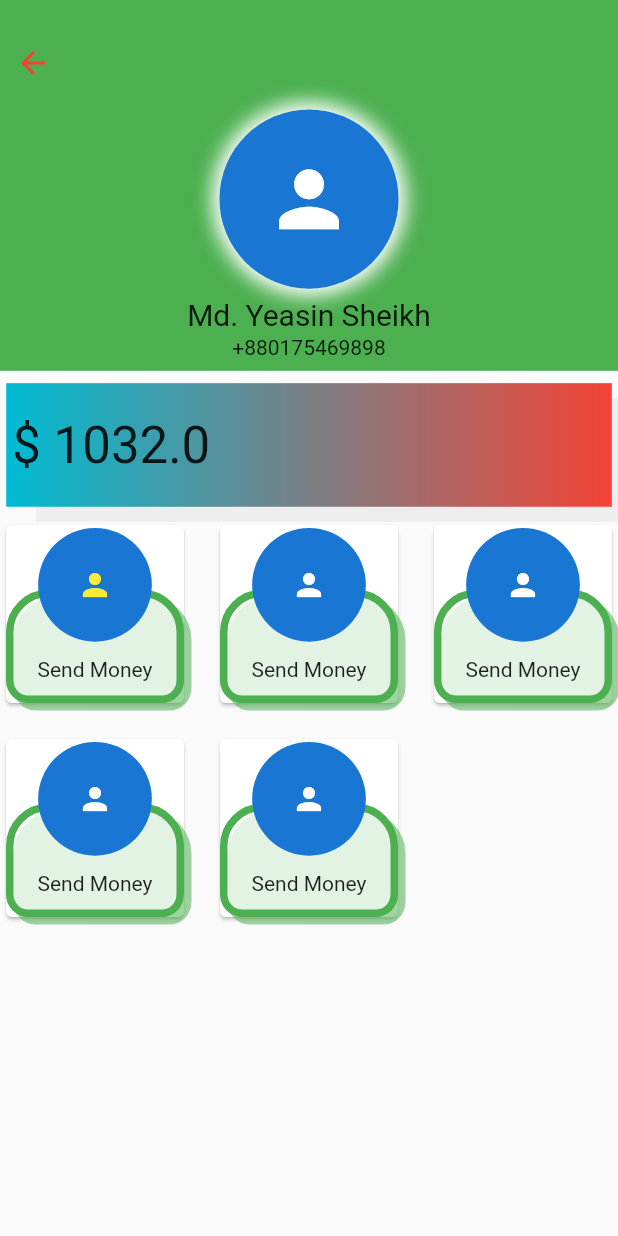
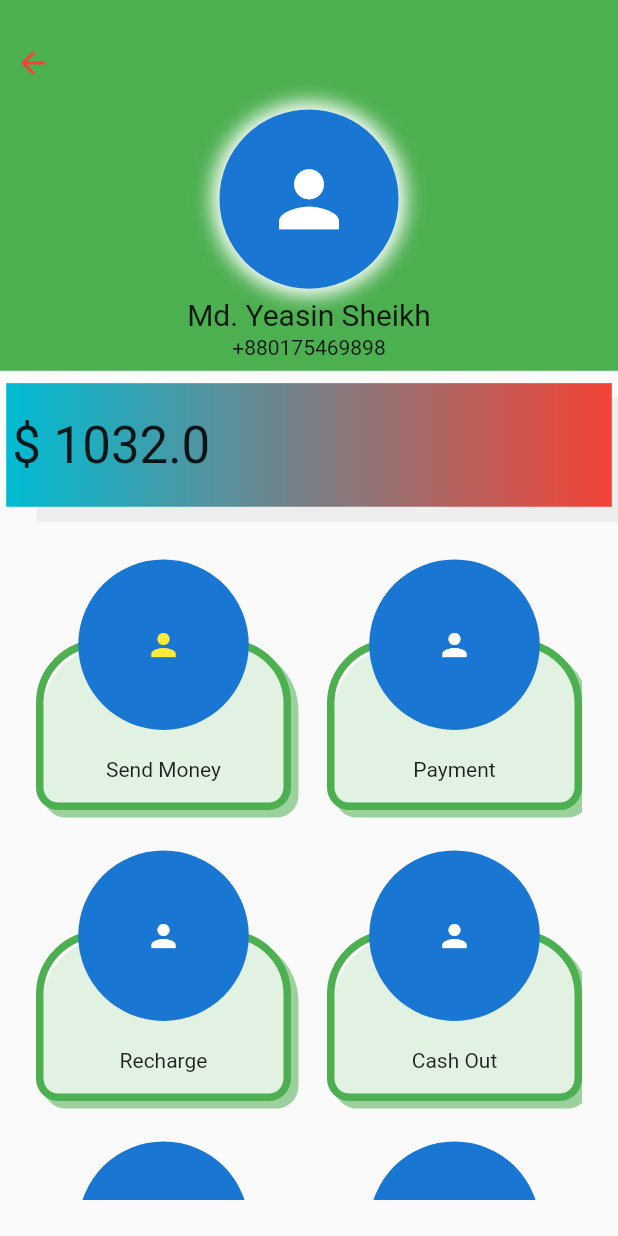
Before and after one commit to yeasin50/BasicBankSystem, a Flutter app: the ClientProfile screen opened by its route, on a phone screen of 412 x 824 dp. Run offline on Flutter 3.47's test engine with Material 2 defaults, Android fonts, the phone set to English and light mode, and no system bars; our stand-ins replace google_fonts; missing offline and left inert: autocomplete_textfield; statements that could not run were skipped.

Commit message:
transactionScreen

```diff
--- a/lib/main.dart
+++ b/lib/main.dart
@@ -1,6 +1,7 @@
 import 'package:bank_app_social/provider/client_provider.dart';
 import 'package:bank_app_social/screens/authScreen.dart';
 import 'package:bank_app_social/screens/client_profile.dart';
+import 'package:bank_app_social/screens/moneyTransferScreen.dart';
 import 'package:flutter/material.dart';
 import 'package:provider/provider.dart';
 
@@ -44,7 +45,8 @@ class _MyHomePageState extends State<MyHomePage> {
   Widget build(BuildContext context) {
     return SafeArea(
       child: Scaffold(
-        body: ClientProfile(),
+        ///TODO::: Test diff widget base HOme
+        body: TransactionScreen(),
       ),
     );
   }
--- a/lib/screens/client_profile.dart
+++ b/lib/screens/client_profile.dart
@@ -55,7 +55,7 @@ class _ClientProfileState extends State<ClientProfile> {
     double width = SizeConfig.screenWidth!;
     double logoRadious = getProportionateScreenWidth(60);
 
-    var cartItem = 3;
+    var cartItem = 2;
     var cartSize = width * .23 * 3 / cartItem;
 
     ///`generated Options`
@@ -75,33 +75,72 @@ class _ClientProfileState extends State<ClientProfile> {
           )),
       CardItem(
           size: cartSize,
-          text: "Send Money",
+          text: "Payment",
           logo: CircleAvatar(
             radius: cartSize * .4,
             child: Icon(Icons.person),
           )),
       CardItem(
           size: cartSize,
-          text: "Send Money",
+          text: "Recharge",
           logo: CircleAvatar(
             radius: cartSize * .4,
             child: Icon(Icons.person),
           )),
       CardItem(
           size: cartSize,
-          text: "Send Money",
+          text: "Cash Out",
           logo: CircleAvatar(
             radius: cartSize * .4,
             child: Icon(Icons.person),
           )),
       CardItem(
           size: cartSize,
-          text: "Send Money",
+          text: "Reset Account",
+          logo: CircleAvatar(
+            radius: cartSize * .4,
+            child: Icon(Icons.person),
+          )),
+      CardItem(
+          size: cartSize,
+          text: "help",
           logo: CircleAvatar(
             radius: cartSize * .4,
             child: Icon(Icons.person),
           )),
     ];
+
+    /// navigate to Diff Screen
+    void onOptionClick(int index) {
+      switch (index) {
+        case 0:
+          log("Send Money");
+          break;
+
+        case 1:
+          log("Payment");
+          break;
+
+        case 2:
+          log("Recharge");
+          break;
+
+        case 3:
+          log("Cash Out");
+          break;
+
+        case 4:
+          log("Reset Pin");
+          break;
+
+        case 5:
+          log("help");
+          break;
+
+        default:
+          log("None gonna happen");
+      }
+    }
 
     return Column(children: <Widget>[
       ///``
@@ -200,24 +239,24 @@ class _ClientProfileState extends State<ClientProfile> {
       //   ),
       // ),
       Expanded(
+        child: Padding(
+          padding: const EdgeInsets.all(24.0),
           child: GridView.builder(
+              physics: BouncingScrollPhysics(),
               itemCount: getGriditems.length,
-            gridDelegate: new SliverGridDelegateWithFixedCrossAxisCount(
+              gridDelegate: SliverGridDelegateWithFixedCrossAxisCount(
                 crossAxisCount: cartItem,
-              mainAxisSpacing: 16,
+                mainAxisSpacing: 24,
                 childAspectRatio: 1,
-              crossAxisSpacing: 16,
+                crossAxisSpacing: 24,
               ),
               itemBuilder: (BuildContext context, int index) {
-              return new Card(
-                child: new InkResponse(
+                return InkResponse(
                   child: getGriditems[index],
-                  onTap: () {
-                    print(index);
-                  },
-                ),
+                  onTap: () => onOptionClick(index),
                 );
               }),
+        ),
       ),
     ]);
   }
--- a/lib/widgets/card_option_item.dart
+++ b/lib/widgets/card_option_item.dart
@@ -16,6 +16,7 @@ class CardItem extends StatelessWidget {
   Widget build(BuildContext context) {
     //build logo and label for each item
     return Container(
+      // color: Colors.transparent,
       // color: Colors.yellow,
       width: size,
       height: size,
--- a/pubspec.yaml
+++ b/pubspec.yaml
@@ -23,6 +23,7 @@ environment:
 dependencies:
   flutter:
     sdk: flutter
+  autocomplete_textfield: ^1.7.3
   cupertino_icons: ^1.0.2
   google_fonts: ^2.0.0
   provider: ^5.0.0
```
Also changed, not shown: lib/provider/client_provider.dart (+9 -1 lines), lib/screens/moneyTransferScreen.dart (+156 -0 lines), 1 other file. Lines whose indentation alone changed are shown as unchanged.
